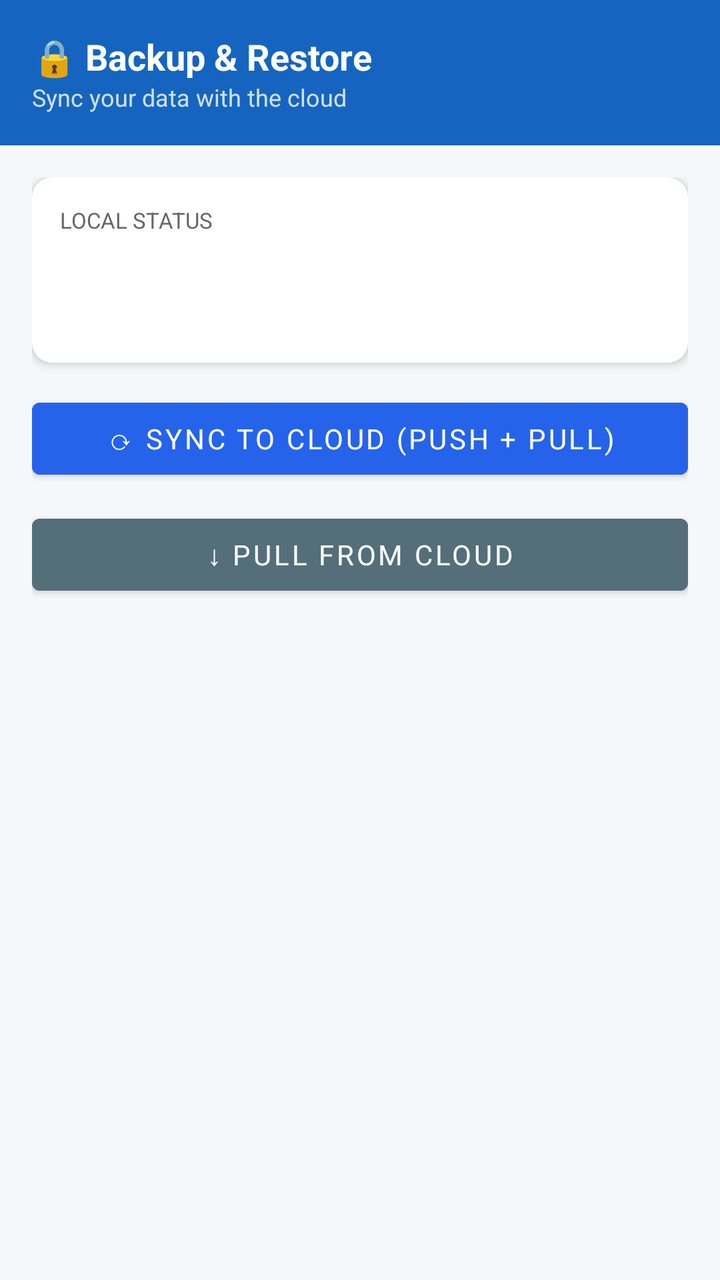
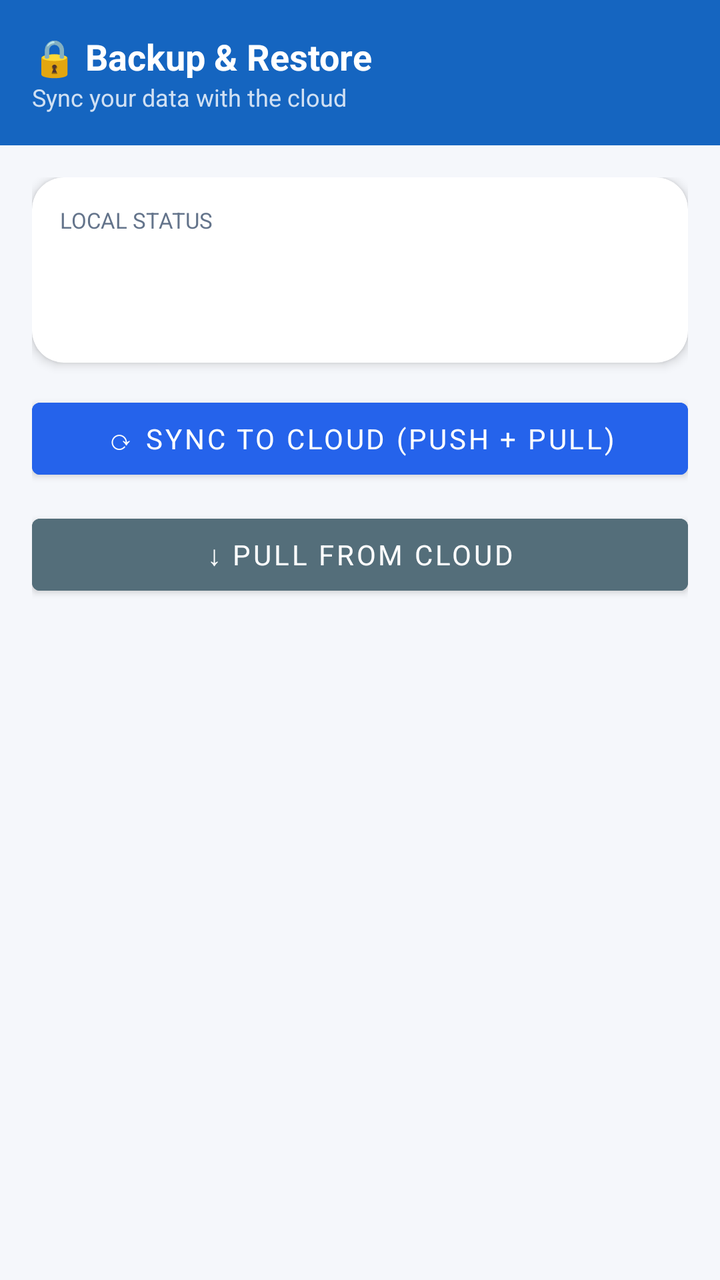

Two renders of the same Android screen: before a commit and after it. Below are the layout's source before the change and the commit's diff.
<!-- AndroidManifest.xml: application theme Theme.ExpenseOS -->
<!-- res/layout/fragment_backup.xml -->
<?xml version="1.0" encoding="utf-8"?>
<LinearLayout xmlns:android="http://schemas.android.com/apk/res/android"
    android:layout_width="match_parent"
    android:layout_height="match_parent"
    android:orientation="vertical"
    android:background="#F5F7FA">

    
    <LinearLayout
        android:layout_width="match_parent"
        android:layout_height="wrap_content"
        android:background="#1565C0"
        android:padding="16dp"
        android:orientation="vertical">

        <TextView
            android:layout_width="wrap_content"
            android:layout_height="wrap_content"
            android:text="🔒 Backup &amp; Restore"
            android:textColor="@android:color/white"
            android:textSize="18sp"
            android:textStyle="bold" />

        <TextView
            android:layout_width="wrap_content"
            android:layout_height="wrap_content"
            android:text="Sync your data with the cloud"
            android:textColor="#CCFFFFFF"
            android:textSize="12sp" />
    </LinearLayout>

    <ScrollView
        android:layout_width="match_parent"
        android:layout_height="match_parent">

        <LinearLayout
            android:layout_width="match_parent"
            android:layout_height="wrap_content"
            android:orientation="vertical"
            android:padding="16dp">

            
            <androidx.cardview.widget.CardView
                android:layout_width="match_parent"
                android:layout_height="wrap_content"
                android:layout_marginBottom="14dp"
                xmlns:app="http://schemas.android.com/apk/res-auto"
                app:cardCornerRadius="10dp"
                app:cardElevation="3dp">

                <LinearLayout
                    android:layout_width="match_parent"
                    android:layout_height="wrap_content"
                    android:orientation="vertical"
                    android:padding="14dp">

                    <TextView
                        android:layout_width="wrap_content"
                        android:layout_height="wrap_content"
                        android:text="LOCAL STATUS"
                        android:textSize="11sp"
                        android:textColor="#666"
                        android:layout_marginBottom="8dp" />

                    <TextView
                        android:id="@+id/tvTotalRecords"
                        android:layout_width="wrap_content"
                        android:layout_height="wrap_content"
                        android:textSize="14sp"
                        android:textColor="@color/text"
                        android:layout_marginBottom="4dp" />

                    <TextView
                        android:id="@+id/tvPendingSync"
                        android:layout_width="wrap_content"
                        android:layout_height="wrap_content"
                        android:textSize="14sp" />
                </LinearLayout>
            </androidx.cardview.widget.CardView>

            
            <Button
                android:id="@+id/btnFullSync"
                android:layout_width="match_parent"
                android:layout_height="48dp"
                android:text="⟳ Sync to Cloud (Push + Pull)"
                android:backgroundTint="@color/primary"
                android:textColor="@android:color/white"
                android:layout_marginBottom="10dp" />

            <Button
                android:id="@+id/btnPullCloud"
                android:layout_width="match_parent"
                android:layout_height="48dp"
                android:text="↓ Pull from Cloud"
                android:backgroundTint="#546E7A"
                android:textColor="@android:color/white"
                android:layout_marginBottom="14dp" />

            
            <TextView
                android:id="@+id/tvBackupStatus"
                android:layout_width="match_parent"
                android:layout_height="wrap_content"
                android:textSize="13sp"
                android:visibility="gone"
                android:padding="10dp" />

        </LinearLayout>
    </ScrollView>
</LinearLayout>
<!-- resources referenced by this layout -->
<resources>
  <color name="text">#1E293B</color>
  <style name="Theme.ExpenseOS" parent="Theme.MaterialComponents.Light.NoActionBar">
          <item name="colorPrimary">@color/primary</item>
          <item name="colorPrimaryDark">@color/primary_dark</item>
          <item name="colorAccent">@color/primary</item>
          <item name="android:windowBackground">@color/bg</item>
          <item name="android:fontFamily">sans-serif</item>
          <item name="android:statusBarColor">@color/primary_dark</item>
      </style>
  <color name="bg">#F8FAFC</color>
  <!-- unchanged entries left out for length: 2 -->
</resources>

<!-- the commit's change to res/layout/fragment_backup.xml (unified diff, before → after) -->
@@ -3,7 +3,7 @@
     android:layout_width="match_parent"
     android:layout_height="match_parent"
     android:orientation="vertical"
-    android:background="#F5F7FA">
+    android:background="@color/bg">
 
     
     <LinearLayout
@@ -45,7 +45,7 @@
                 android:layout_height="wrap_content"
                 android:layout_marginBottom="14dp"
                 xmlns:app="http://schemas.android.com/apk/res-auto"
-                app:cardCornerRadius="10dp"
+                app:cardCornerRadius="16dp"
                 app:cardElevation="3dp">
 
                 <LinearLayout
@@ -59,7 +59,7 @@
                         android:layout_height="wrap_content"
                         android:text="LOCAL STATUS"
                         android:textSize="11sp"
-                        android:textColor="#666"
+                        android:textColor="@color/text_muted"
                         android:layout_marginBottom="8dp" />
 
                     <TextView
<!-- resource entries referenced after the edit -->
@@ -1,15 +1,92 @@
 <!-- resources referenced by this layout -->
 <resources>
-  <color name="text">#1E293B</color>
-  <style name="Theme.ExpenseOS" parent="Theme.MaterialComponents.Light.NoActionBar">
+  <color name="text">#0F172A</color>
+  <color name="text_muted">#64748B</color>
+  <style name="Theme.ExpenseOS" parent="Theme.MaterialComponents.DayNight.NoActionBar">
           <item name="colorPrimary">@color/primary</item>
+          <item name="colorPrimaryVariant">@color/primary_dark</item>
           <item name="colorPrimaryDark">@color/primary_dark</item>
+          <item name="colorOnPrimary">@color/on_primary</item>
+          <item name="colorSecondary">@color/secondary</item>
+          <item name="colorSecondaryVariant">@color/secondary_dark</item>
+          <item name="colorOnSecondary">@color/on_primary</item>
           <item name="colorAccent">@color/primary</item>
+          <item name="colorSurface">@color/surface</item>
+          <item name="colorOnSurface">@color/text</item>
+          <item name="colorOnBackground">@color/text</item>
+          <item name="colorError">@color/danger</item>
+          <item name="android:colorBackground">@color/bg</item>
           <item name="android:windowBackground">@color/bg</item>
+  
+          <item name="android:textColorPrimary">@color/text</item>
+          <item name="android:textColorSecondary">@color/text_muted</item>
+          <item name="android:textColorHint">@color/text_hint</item>
           <item name="android:fontFamily">sans-serif</item>
-          <item name="android:statusBarColor">@color/primary_dark</item>
+          <item name="fontFamily">sans-serif</item>
+  
+          
+          <item name="android:statusBarColor">@color/bg</item>
+          <item name="android:navigationBarColor">@color/nav_bg</item>
+          <item name="android:windowLightStatusBar">true</item>
+          <item name="android:windowLightNavigationBar" tools:targetApi="o_mr1">true</item>
+          <item name="android:forceDarkAllowed" tools:targetApi="q">false</item>
+  
+          
+          <item name="editTextStyle">@style/Widget.ExpenseOS.EditText</item>
+          <item name="materialAlertDialogTheme">@style/ThemeOverlay.ExpenseOS.Dialog</item>
+          <item name="bottomSheetDialogTheme">@style/ThemeOverlay.ExpenseOS.BottomSheet</item>
+          <item name="android:windowAnimationStyle">@style/Animation.ExpenseOS.Window</item>
+          <item name="android:windowActivityTransitions">true</item>
+          <item name="android:windowContentTransitions">true</item>
       </style>
-  <color name="bg">#F8FAFC</color>
+  <color name="on_primary">#FFFFFF</color>
+  <color name="secondary">#0F766E</color>
+  <color name="secondary_dark">#115E59</color>
+  <color name="surface">#FFFFFF</color>
+  <color name="danger">#E11D48</color>
+  <color name="text_hint">#94A3B8</color>
+  <color name="nav_bg">#FFFFFF</color>
+  <style name="Widget.ExpenseOS.EditText" parent="Widget.AppCompat.EditText">
+          <item name="android:textSize">@dimen/type_body</item>
+          <item name="android:textColor">@color/text</item>
+          <item name="android:textColorHint">@color/text_hint</item>
+          <item name="android:paddingStart">14dp</item>
+          <item name="android:paddingEnd">14dp</item>
+          <item name="android:minHeight">@dimen/input_height</item>
+      </style>
+  <style name="ThemeOverlay.ExpenseOS.Dialog" parent="ThemeOverlay.MaterialComponents.MaterialAlertDialog">
+          <item name="colorPrimary">@color/primary</item>
+          <item name="colorSurface">@color/surface</item>
+          <item name="colorOnSurface">@color/text</item>
+          <item name="shapeAppearanceOverlay">@style/ShapeAppearance.ExpenseOS.Dialog</item>
+          <item name="android:windowMinWidthMajor">84%</item>
+          <item name="android:windowMinWidthMinor">84%</item>
+      </style>
+  <style name="ThemeOverlay.ExpenseOS.BottomSheet" parent="ThemeOverlay.MaterialComponents.BottomSheetDialog">
+          <item name="bottomSheetStyle">@style/Widget.ExpenseOS.BottomSheet</item>
+      </style>
+  <style name="Animation.ExpenseOS.Window" parent="@android:style/Animation.Activity">
+          <item name="android:activityOpenEnterAnimation">@anim/screen_enter</item>
+          <item name="android:activityOpenExitAnimation">@anim/screen_exit</item>
+          <item name="android:activityCloseEnterAnimation">@anim/screen_pop_enter</item>
+          <item name="android:activityCloseExitAnimation">@anim/screen_pop_exit</item>
+      </style>
+  <style name="ShapeAppearance.ExpenseOS.Dialog" parent="ShapeAppearance.MaterialComponents.MediumComponent">
+          <item name="cornerFamily">rounded</item>
+          <item name="cornerSize">26dp</item>
+      </style>
+  <style name="Widget.ExpenseOS.BottomSheet" parent="Widget.MaterialComponents.BottomSheet.Modal">
+          <item name="shapeAppearanceOverlay">@style/ShapeAppearance.ExpenseOS.Sheet</item>
+          <item name="backgroundTint">@color/surface</item>
+      </style>
+  <style name="ShapeAppearance.ExpenseOS.Sheet" parent="">
+          <item name="cornerFamily">rounded</item>
+          <item name="cornerSizeTopLeft">26dp</item>
+          <item name="cornerSizeTopRight">26dp</item>
+          <item name="cornerSizeBottomLeft">0dp</item>
+          <item name="cornerSizeBottomRight">0dp</item>
+      </style>
+  <color name="bg">#F5F7FB</color>
   <!-- unchanged entries left out for length: 2 -->
 </resources>
 
